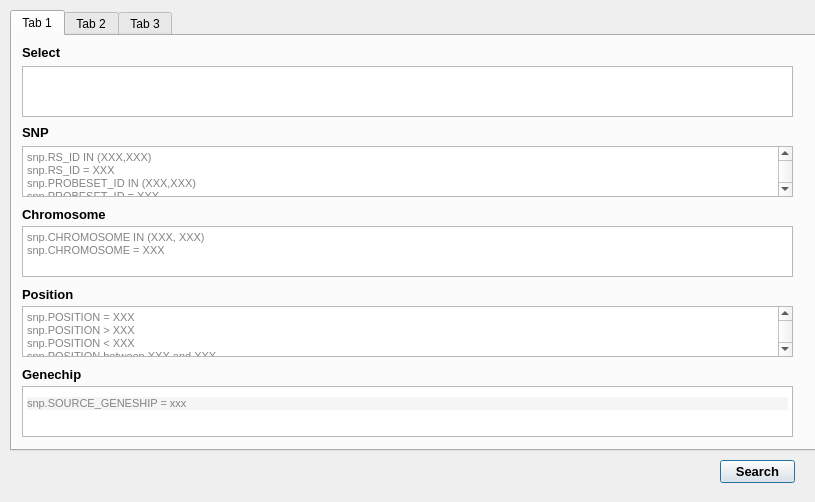
Above: Project/ui/SQLCommand.ui from tatazakup/NetAffx-Project before the change. Below: the same form after it.
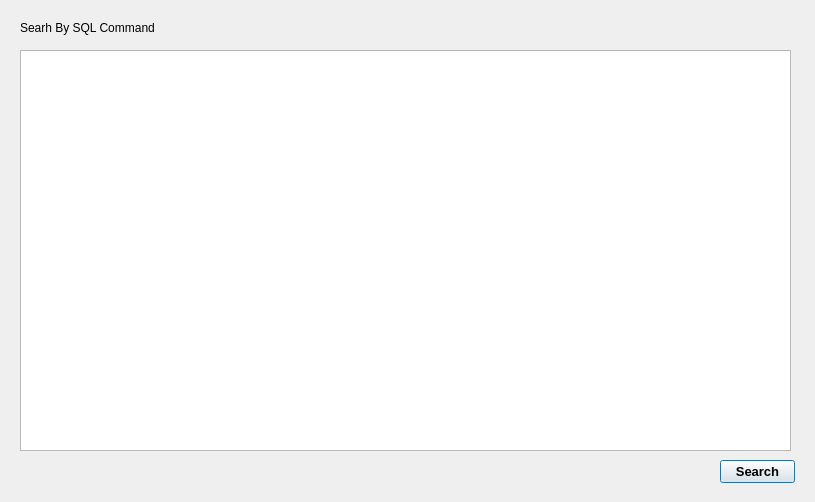
That is the form after the change. The open tabs and pages were chosen to show the change.

Patch:
```diff
--- a/Project/ui/SQLCommand.ui
+++ b/Project/ui/SQLCommand.ui
@@ -13,420 +13,6 @@
   <property name="windowTitle">
    <string>SQLCommand</string>
   </property>
-  <widget class="QTabWidget" name="tabWidget">
-   <property name="geometry">
-    <rect>
-     <x>10</x>
-     <y>10</y>
-     <width>841</width>
-     <height>441</height>
-    </rect>
-   </property>
-   <property name="currentIndex">
-    <number>2</number>
-   </property>
-   <widget class="QWidget" name="tab">
-    <attribute name="title">
-     <string>Tab 1</string>
-    </attribute>
-    <widget class="QLabel" name="chr_label">
-     <property name="geometry">
-      <rect>
-       <x>10</x>
-       <y>170</y>
-       <width>101</width>
-       <height>16</height>
-      </rect>
-     </property>
-     <property name="font">
-      <font>
-       <pointsize>10</pointsize>
-       <weight>75</weight>
-       <bold>true</bold>
-      </font>
-     </property>
-     <property name="text">
-      <string>Chromosome</string>
-     </property>
-    </widget>
-    <widget class="QLabel" name="select_label">
-     <property name="geometry">
-      <rect>
-       <x>10</x>
-       <y>10</y>
-       <width>47</width>
-       <height>13</height>
-      </rect>
-     </property>
-     <property name="font">
-      <font>
-       <pointsize>10</pointsize>
-       <weight>75</weight>
-       <bold>true</bold>
-      </font>
-     </property>
-     <property name="text">
-      <string>Select</string>
-     </property>
-    </widget>
-    <widget class="QTextEdit" name="select_textEdit">
-     <property name="geometry">
-      <rect>
-       <x>10</x>
-       <y>30</y>
-       <width>771</width>
-       <height>51</height>
-      </rect>
-     </property>
-     <property name="html">
-      <string>&lt;!DOCTYPE HTML PUBLIC &quot;-//W3C//DTD HTML 4.0//EN&quot; &quot;http://www.w3.org/TR/REC-html40/strict.dtd&quot;&gt;
-&lt;html&gt;&lt;head&gt;&lt;meta name=&quot;qrichtext&quot; content=&quot;1&quot; /&gt;&lt;style type=&quot;text/css&quot;&gt;
-p, li { white-space: pre-wrap; }
-&lt;/style&gt;&lt;/head&gt;&lt;body style=&quot; font-family:'MS Shell Dlg 2'; font-size:8.25pt; font-weight:400; font-style:normal;&quot;&gt;
-&lt;p style=&quot;-qt-paragraph-type:empty; margin-top:0px; margin-bottom:0px; margin-left:0px; margin-right:0px; -qt-block-indent:0; text-indent:0px;&quot;&gt;&lt;br /&gt;&lt;/p&gt;&lt;/body&gt;&lt;/html&gt;</string>
-     </property>
-    </widget>
-    <widget class="QLabel" name="SNP_label">
-     <property name="geometry">
-      <rect>
-       <x>10</x>
-       <y>90</y>
-       <width>47</width>
-       <height>13</height>
-      </rect>
-     </property>
-     <property name="font">
-      <font>
-       <pointsize>10</pointsize>
-       <weight>75</weight>
-       <bold>true</bold>
-      </font>
-     </property>
-     <property name="text">
-      <string>SNP</string>
-     </property>
-    </widget>
-    <widget class="QTextEdit" name="gc_textEdit">
-     <property name="geometry">
-      <rect>
-       <x>10</x>
-       <y>350</y>
-       <width>771</width>
-       <height>51</height>
-      </rect>
-     </property>
-     <property name="html">
-      <string>&lt;!DOCTYPE HTML PUBLIC &quot;-//W3C//DTD HTML 4.0//EN&quot; &quot;http://www.w3.org/TR/REC-html40/strict.dtd&quot;&gt;
-&lt;html&gt;&lt;head&gt;&lt;meta name=&quot;qrichtext&quot; content=&quot;1&quot; /&gt;&lt;style type=&quot;text/css&quot;&gt;
-p, li { white-space: pre-wrap; }
-&lt;/style&gt;&lt;/head&gt;&lt;body style=&quot; font-family:'MS Shell Dlg 2'; font-size:8.25pt; font-weight:400; font-style:normal;&quot;&gt;
-&lt;p style=&quot; margin-top:0px; margin-bottom:0px; margin-left:0px; margin-right:0px; -qt-block-indent:0; text-indent:0px; line-height:19px; background-color:#f5f5f5;&quot;&gt;&lt;span style=&quot; font-family:'Consolas,Courier New,monospace'; font-size:8pt; color:#838383;&quot;&gt;snp.SOURCE_GENESHIP = xxx&lt;/span&gt;&lt;/p&gt;&lt;/body&gt;&lt;/html&gt;</string>
-     </property>
-    </widget>
-    <widget class="QTextEdit" name="SNP_textEdit">
-     <property name="geometry">
-      <rect>
-       <x>10</x>
-       <y>110</y>
-       <width>771</width>
-       <height>51</height>
-      </rect>
-     </property>
-     <property name="html">
-      <string>&lt;!DOCTYPE HTML PUBLIC &quot;-//W3C//DTD HTML 4.0//EN&quot; &quot;http://www.w3.org/TR/REC-html40/strict.dtd&quot;&gt;
-&lt;html&gt;&lt;head&gt;&lt;meta name=&quot;qrichtext&quot; content=&quot;1&quot; /&gt;&lt;style type=&quot;text/css&quot;&gt;
-p, li { white-space: pre-wrap; }
-&lt;/style&gt;&lt;/head&gt;&lt;body style=&quot; font-family:'MS Shell Dlg 2'; font-size:8.25pt; font-weight:400; font-style:normal;&quot;&gt;
-&lt;p style=&quot; margin-top:0px; margin-bottom:0px; margin-left:0px; margin-right:0px; -qt-block-indent:0; text-indent:0px;&quot;&gt;&lt;span style=&quot; color:#838383;&quot;&gt;snp.RS_ID IN (XXX,XXX)&lt;/span&gt;&lt;/p&gt;
-&lt;p style=&quot; margin-top:0px; margin-bottom:0px; margin-left:0px; margin-right:0px; -qt-block-indent:0; text-indent:0px;&quot;&gt;&lt;span style=&quot; color:#838383;&quot;&gt;snp.RS_ID = XXX&lt;/span&gt;&lt;/p&gt;
-&lt;p style=&quot; margin-top:0px; margin-bottom:0px; margin-left:0px; margin-right:0px; -qt-block-indent:0; text-indent:0px;&quot;&gt;&lt;span style=&quot; color:#838383;&quot;&gt;snp.PROBESET_ID IN (XXX,XXX)&lt;/span&gt;&lt;/p&gt;
-&lt;p style=&quot; margin-top:0px; margin-bottom:0px; margin-left:0px; margin-right:0px; -qt-block-indent:0; text-indent:0px;&quot;&gt;&lt;span style=&quot; color:#838383;&quot;&gt;snp.PROBESET_ID = XXX&lt;/span&gt;&lt;/p&gt;&lt;/body&gt;&lt;/html&gt;</string>
-     </property>
-    </widget>
-    <widget class="QTextEdit" name="chr_textEdit">
-     <property name="geometry">
-      <rect>
-       <x>10</x>
-       <y>190</y>
-       <width>771</width>
-       <height>51</height>
-      </rect>
-     </property>
-     <property name="html">
-      <string>&lt;!DOCTYPE HTML PUBLIC &quot;-//W3C//DTD HTML 4.0//EN&quot; &quot;http://www.w3.org/TR/REC-html40/strict.dtd&quot;&gt;
-&lt;html&gt;&lt;head&gt;&lt;meta name=&quot;qrichtext&quot; content=&quot;1&quot; /&gt;&lt;style type=&quot;text/css&quot;&gt;
-p, li { white-space: pre-wrap; }
-&lt;/style&gt;&lt;/head&gt;&lt;body style=&quot; font-family:'MS Shell Dlg 2'; font-size:8.25pt; font-weight:400; font-style:normal;&quot;&gt;
-&lt;p style=&quot; margin-top:0px; margin-bottom:0px; margin-left:0px; margin-right:0px; -qt-block-indent:0; text-indent:0px;&quot;&gt;&lt;span style=&quot; color:#838383;&quot;&gt;snp.CHROMOSOME IN (XXX, XXX)&lt;/span&gt;&lt;/p&gt;
-&lt;p style=&quot; margin-top:0px; margin-bottom:0px; margin-left:0px; margin-right:0px; -qt-block-indent:0; text-indent:0px;&quot;&gt;&lt;span style=&quot; color:#838383;&quot;&gt;snp.CHROMOSOME = XXX&lt;/span&gt;&lt;/p&gt;&lt;/body&gt;&lt;/html&gt;</string>
-     </property>
-    </widget>
-    <widget class="QLabel" name="pos_label">
-     <property name="geometry">
-      <rect>
-       <x>10</x>
-       <y>250</y>
-       <width>51</width>
-       <height>16</height>
-      </rect>
-     </property>
-     <property name="font">
-      <font>
-       <pointsize>10</pointsize>
-       <weight>75</weight>
-       <bold>true</bold>
-      </font>
-     </property>
-     <property name="text">
-      <string>Position</string>
-     </property>
-    </widget>
-    <widget class="QTextEdit" name="pos_textEdit">
-     <property name="geometry">
-      <rect>
-       <x>10</x>
-       <y>270</y>
-       <width>771</width>
-       <height>51</height>
-      </rect>
-     </property>
-     <property name="html">
-      <string>&lt;!DOCTYPE HTML PUBLIC &quot;-//W3C//DTD HTML 4.0//EN&quot; &quot;http://www.w3.org/TR/REC-html40/strict.dtd&quot;&gt;
-&lt;html&gt;&lt;head&gt;&lt;meta name=&quot;qrichtext&quot; content=&quot;1&quot; /&gt;&lt;style type=&quot;text/css&quot;&gt;
-p, li { white-space: pre-wrap; }
-&lt;/style&gt;&lt;/head&gt;&lt;body style=&quot; font-family:'MS Shell Dlg 2'; font-size:8.25pt; font-weight:400; font-style:normal;&quot;&gt;
-&lt;p style=&quot; margin-top:0px; margin-bottom:0px; margin-left:0px; margin-right:0px; -qt-block-indent:0; text-indent:0px;&quot;&gt;&lt;span style=&quot; color:#838383;&quot;&gt;snp.POSITION = XXX&lt;/span&gt;&lt;/p&gt;
-&lt;p style=&quot; margin-top:0px; margin-bottom:0px; margin-left:0px; margin-right:0px; -qt-block-indent:0; text-indent:0px;&quot;&gt;&lt;span style=&quot; color:#838383;&quot;&gt;snp.POSITION &amp;gt; XXX&lt;/span&gt;&lt;/p&gt;
-&lt;p style=&quot; margin-top:0px; margin-bottom:0px; margin-left:0px; margin-right:0px; -qt-block-indent:0; text-indent:0px;&quot;&gt;&lt;span style=&quot; color:#838383;&quot;&gt;snp.POSITION &amp;lt; XXX&lt;/span&gt;&lt;/p&gt;
-&lt;p style=&quot; margin-top:0px; margin-bottom:0px; margin-left:0px; margin-right:0px; -qt-block-indent:0; text-indent:0px;&quot;&gt;&lt;span style=&quot; color:#838383;&quot;&gt;snp.POSITION between XXX and XXX&lt;/span&gt;&lt;/p&gt;&lt;/body&gt;&lt;/html&gt;</string>
-     </property>
-    </widget>
-    <widget class="QLabel" name="gc_label">
-     <property name="geometry">
-      <rect>
-       <x>10</x>
-       <y>330</y>
-       <width>71</width>
-       <height>16</height>
-      </rect>
-     </property>
-     <property name="font">
-      <font>
-       <pointsize>10</pointsize>
-       <weight>75</weight>
-       <bold>true</bold>
-      </font>
-     </property>
-     <property name="text">
-      <string>Genechip</string>
-     </property>
-    </widget>
-   </widget>
-   <widget class="QWidget" name="tab_2">
-    <attribute name="title">
-     <string>Tab 2</string>
-    </attribute>
-    <widget class="QLabel" name="dis_label">
-     <property name="geometry">
-      <rect>
-       <x>10</x>
-       <y>170</y>
-       <width>101</width>
-       <height>16</height>
-      </rect>
-     </property>
-     <property name="font">
-      <font>
-       <pointsize>10</pointsize>
-       <weight>75</weight>
-       <bold>true</bold>
-      </font>
-     </property>
-     <property name="text">
-      <string>Distance</string>
-     </property>
-    </widget>
-    <widget class="QTextEdit" name="dis_textEdit">
-     <property name="geometry">
-      <rect>
-       <x>10</x>
-       <y>190</y>
-       <width>771</width>
-       <height>51</height>
-      </rect>
-     </property>
-    </widget>
-    <widget class="QTextEdit" name="GID_textEdit">
-     <property name="geometry">
-      <rect>
-       <x>10</x>
-       <y>30</y>
-       <width>771</width>
-       <height>51</height>
-      </rect>
-     </property>
-     <property name="html">
-      <string>&lt;!DOCTYPE HTML PUBLIC &quot;-//W3C//DTD HTML 4.0//EN&quot; &quot;http://www.w3.org/TR/REC-html40/strict.dtd&quot;&gt;
-&lt;html&gt;&lt;head&gt;&lt;meta name=&quot;qrichtext&quot; content=&quot;1&quot; /&gt;&lt;style type=&quot;text/css&quot;&gt;
-p, li { white-space: pre-wrap; }
-&lt;/style&gt;&lt;/head&gt;&lt;body style=&quot; font-family:'MS Shell Dlg 2'; font-size:8.25pt; font-weight:400; font-style:normal;&quot;&gt;
-&lt;p style=&quot;-qt-paragraph-type:empty; margin-top:0px; margin-bottom:0px; margin-left:0px; margin-right:0px; -qt-block-indent:0; text-indent:0px;&quot;&gt;&lt;br /&gt;&lt;/p&gt;&lt;/body&gt;&lt;/html&gt;</string>
-     </property>
-    </widget>
-    <widget class="QLabel" name="GS_label">
-     <property name="geometry">
-      <rect>
-       <x>10</x>
-       <y>90</y>
-       <width>91</width>
-       <height>16</height>
-      </rect>
-     </property>
-     <property name="font">
-      <font>
-       <pointsize>10</pointsize>
-       <weight>75</weight>
-       <bold>true</bold>
-      </font>
-     </property>
-     <property name="text">
-      <string>Gene Symbol</string>
-     </property>
-    </widget>
-    <widget class="QTextEdit" name="GS_textEdit">
-     <property name="geometry">
-      <rect>
-       <x>10</x>
-       <y>110</y>
-       <width>771</width>
-       <height>51</height>
-      </rect>
-     </property>
-     <property name="html">
-      <string>&lt;!DOCTYPE HTML PUBLIC &quot;-//W3C//DTD HTML 4.0//EN&quot; &quot;http://www.w3.org/TR/REC-html40/strict.dtd&quot;&gt;
-&lt;html&gt;&lt;head&gt;&lt;meta name=&quot;qrichtext&quot; content=&quot;1&quot; /&gt;&lt;style type=&quot;text/css&quot;&gt;
-p, li { white-space: pre-wrap; }
-&lt;/style&gt;&lt;/head&gt;&lt;body style=&quot; font-family:'MS Shell Dlg 2'; font-size:8.25pt; font-weight:400; font-style:normal;&quot;&gt;
-&lt;p style=&quot;-qt-paragraph-type:empty; margin-top:0px; margin-bottom:0px; margin-left:0px; margin-right:0px; -qt-block-indent:0; text-indent:0px;&quot;&gt;&lt;br /&gt;&lt;/p&gt;&lt;/body&gt;&lt;/html&gt;</string>
-     </property>
-    </widget>
-    <widget class="QLabel" name="GID_label">
-     <property name="geometry">
-      <rect>
-       <x>10</x>
-       <y>10</y>
-       <width>47</width>
-       <height>13</height>
-      </rect>
-     </property>
-     <property name="font">
-      <font>
-       <pointsize>10</pointsize>
-       <weight>75</weight>
-       <bold>true</bold>
-      </font>
-     </property>
-     <property name="text">
-      <string>GeneID</string>
-     </property>
-    </widget>
-    <widget class="QTextEdit" name="rel_textEdit">
-     <property name="geometry">
-      <rect>
-       <x>10</x>
-       <y>270</y>
-       <width>771</width>
-       <height>51</height>
-      </rect>
-     </property>
-    </widget>
-    <widget class="QLabel" name="rel_label">
-     <property name="geometry">
-      <rect>
-       <x>10</x>
-       <y>250</y>
-       <width>91</width>
-       <height>16</height>
-      </rect>
-     </property>
-     <property name="font">
-      <font>
-       <pointsize>10</pointsize>
-       <weight>75</weight>
-       <bold>true</bold>
-      </font>
-     </property>
-     <property name="text">
-      <string>Relationship</string>
-     </property>
-    </widget>
-   </widget>
-   <widget class="QWidget" name="tab_3">
-    <attribute name="title">
-     <string>Tab 3</string>
-    </attribute>
-    <widget class="QLabel" name="disease_label">
-     <property name="geometry">
-      <rect>
-       <x>10</x>
-       <y>10</y>
-       <width>61</width>
-       <height>16</height>
-      </rect>
-     </property>
-     <property name="font">
-      <font>
-       <pointsize>10</pointsize>
-       <weight>75</weight>
-       <bold>true</bold>
-      </font>
-     </property>
-     <property name="text">
-      <string>Disease</string>
-     </property>
-    </widget>
-    <widget class="QTextEdit" name="disease_textEdit">
-     <property name="geometry">
-      <rect>
-       <x>10</x>
-       <y>30</y>
-       <width>771</width>
-       <height>51</height>
-      </rect>
-     </property>
-    </widget>
-    <widget class="QLabel" name="Source_Website_label">
-     <property name="geometry">
-      <rect>
-       <x>10</x>
-       <y>90</y>
-       <width>121</width>
-       <height>16</height>
-      </rect>
-     </property>
-     <property name="font">
-      <font>
-       <pointsize>10</pointsize>
-       <weight>75</weight>
-       <bold>true</bold>
-      </font>
-     </property>
-     <property name="text">
-      <string>Source_Website</string>
-     </property>
-    </widget>
-    <widget class="QTextEdit" name="Source_Website_textEdit">
-     <property name="geometry">
-      <rect>
-       <x>10</x>
-       <y>110</y>
-       <width>771</width>
-       <height>51</height>
-      </rect>
-     </property>
-    </widget>
-   </widget>
-  </widget>
   <widget class="QPushButton" name="searchsql_Button">
    <property name="geometry">
     <rect>
@@ -447,6 +33,29 @@
     <string>Search</string>
    </property>
   </widget>
+  <widget class="QLabel" name="label">
+   <property name="geometry">
+    <rect>
+     <x>20</x>
+     <y>20</y>
+     <width>471</width>
+     <height>16</height>
+    </rect>
+   </property>
+   <property name="text">
+    <string>Searh By SQL Command</string>
+   </property>
+  </widget>
+  <widget class="QTextEdit" name="textEdit">
+   <property name="geometry">
+    <rect>
+     <x>20</x>
+     <y>50</y>
+     <width>771</width>
+     <height>401</height>
+    </rect>
+   </property>
+  </widget>
  </widget>
  <resources/>
  <connections/>
```
